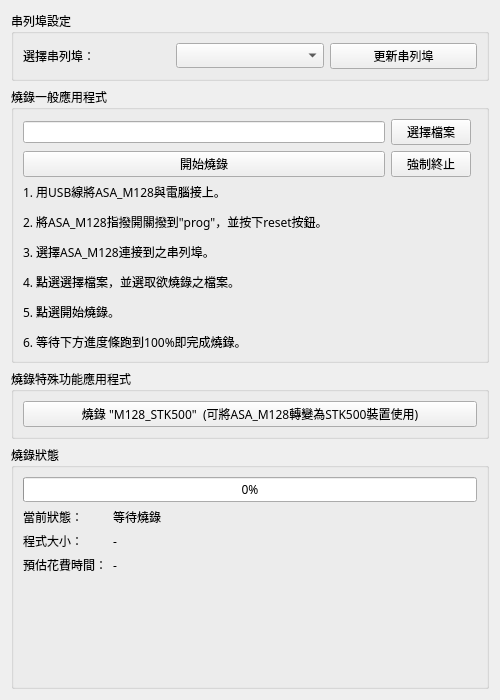
This is ui/widget_asa_loader.ui in mickey9910326/ASA_HMI_Data_Agent as Qt 5 draws it before an edit. The edited form follows.
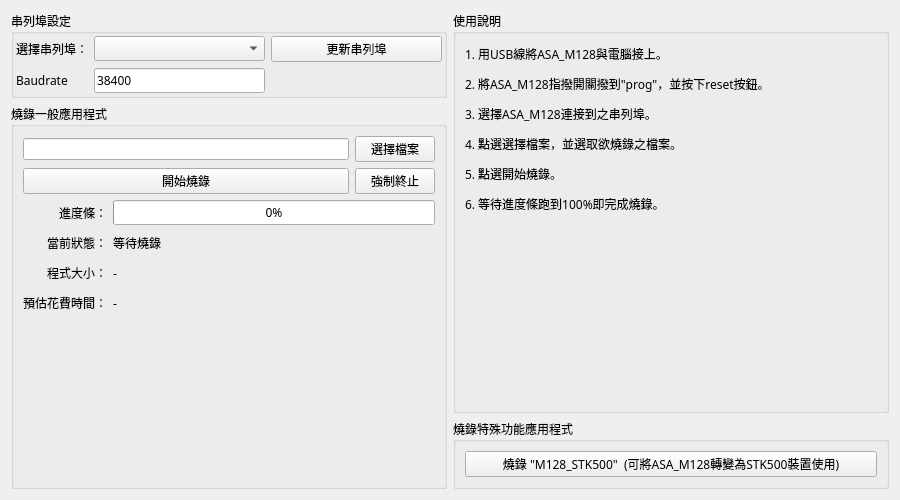
This is the edited form.

Commit message:
更新HMI UI及功能
 - 新增格式警告燈
 - 將發送陣列、結構、矩陣按鈕合併

The edit to the form file:
```diff
--- a/ui/widget_asa_loader.ui
+++ b/ui/widget_asa_loader.ui
@@ -6,8 +6,8 @@
    <rect>
     <x>0</x>
     <y>0</y>
-    <width>500</width>
-    <height>700</height>
+    <width>900</width>
+    <height>500</height>
    </rect>
   </property>
   <property name="font">
@@ -15,42 +15,133 @@
     <family>微軟正黑體</family>
    </font>
   </property>
+  <layout class="QHBoxLayout" name="horizontalLayout">
+   <item>
   <layout class="QVBoxLayout" name="verticalLayout_3">
    <item>
-    <widget class="QGroupBox" name="groupBox_serial">
+      <widget class="QGroupBox" name="groupBox_Serial">
+       <property name="enabled">
+        <bool>true</bool>
+       </property>
+       <property name="sizePolicy">
+        <sizepolicy hsizetype="Preferred" vsizetype="Minimum">
+         <horstretch>0</horstretch>
+         <verstretch>0</verstretch>
+        </sizepolicy>
+       </property>
+       <property name="minimumSize">
+        <size>
+         <width>0</width>
+         <height>0</height>
+        </size>
+       </property>
+       <property name="maximumSize">
+        <size>
+         <width>16777215</width>
+         <height>16777215</height>
+        </size>
+       </property>
      <property name="title">
       <string>串列埠設定</string>
      </property>
-     <layout class="QHBoxLayout" name="horizontalLayout_2">
-      <item>
-       <widget class="QLabel" name="label_selecSerialPort">
-        <property name="maximumSize">
-         <size>
-          <width>16777215</width>
-          <height>16777215</height>
-         </size>
-        </property>
-        <property name="baseSize">
-         <size>
-          <width>0</width>
-          <height>0</height>
-         </size>
+       <property name="alignment">
+        <set>Qt::AlignLeading|Qt::AlignLeft|Qt::AlignTop</set>
+       </property>
+       <layout class="QHBoxLayout" name="horizontalLayout_3">
+        <property name="leftMargin">
+         <number>2</number>
         </property>
-        <property name="text">
-         <string>選擇串列埠：</string>
+        <property name="topMargin">
+         <number>2</number>
         </property>
-       </widget>
-      </item>
+        <property name="rightMargin">
+         <number>2</number>
+        </property>
+        <property name="bottomMargin">
+         <number>2</number>
+        </property>
       <item>
-       <widget class="QComboBox" name="comboBox_selectPort"/>
-      </item>
-      <item>
+         <layout class="QGridLayout" name="gridLayout_3">
+          <item row="0" column="2">
        <widget class="QPushButton" name="pushButton_updatePortList">
         <property name="text">
          <string>更新串列埠</string>
         </property>
        </widget>
       </item>
+          <item row="1" column="1">
+           <widget class="QLineEdit" name="lineEdit_Baudrate">
+            <property name="text">
+             <string>38400</string>
+            </property>
+           </widget>
+          </item>
+          <item row="0" column="0">
+           <widget class="QLabel" name="label_selecSerialPort">
+            <property name="maximumSize">
+             <size>
+              <width>16777215</width>
+              <height>16777215</height>
+             </size>
+            </property>
+            <property name="baseSize">
+             <size>
+              <width>0</width>
+              <height>0</height>
+             </size>
+            </property>
+            <property name="text">
+             <string>選擇串列埠：</string>
+            </property>
+           </widget>
+          </item>
+          <item row="1" column="0">
+           <widget class="QLabel" name="s_labelBaudrte">
+            <property name="maximumSize">
+             <size>
+              <width>16777215</width>
+              <height>16777215</height>
+             </size>
+            </property>
+            <property name="baseSize">
+             <size>
+              <width>0</width>
+              <height>0</height>
+             </size>
+            </property>
+            <property name="text">
+             <string>Baudrate</string>
+            </property>
+            <property name="alignment">
+             <set>Qt::AlignLeading|Qt::AlignLeft|Qt::AlignVCenter</set>
+            </property>
+           </widget>
+          </item>
+          <item row="0" column="1">
+           <widget class="QComboBox" name="comboBox_selectPort">
+            <property name="sizePolicy">
+             <sizepolicy hsizetype="Expanding" vsizetype="Fixed">
+              <horstretch>0</horstretch>
+              <verstretch>0</verstretch>
+             </sizepolicy>
+            </property>
+           </widget>
+          </item>
+          <item row="1" column="2">
+           <spacer name="horizontalSpacer_2">
+            <property name="orientation">
+             <enum>Qt::Horizontal</enum>
+            </property>
+            <property name="sizeHint" stdset="0">
+             <size>
+              <width>40</width>
+              <height>20</height>
+             </size>
+            </property>
+           </spacer>
+          </item>
+         </layout>
+        </item>
      </layout>
     </widget>
    </item>
@@ -60,6 +151,20 @@
       <string>燒錄一般應用程式</string>
      </property>
      <layout class="QGridLayout" name="gridLayout">
+        <item row="1" column="1">
+         <widget class="QPushButton" name="pushButton_stopProg">
+          <property name="text">
+           <string>強制終止</string>
+          </property>
+         </widget>
+        </item>
+        <item row="1" column="0">
+         <widget class="QPushButton" name="pushButton_startProg">
+          <property name="text">
+           <string>開始燒錄</string>
+          </property>
+         </widget>
+        </item>
       <item row="0" column="1">
        <widget class="QPushButton" name="pushButton_selectFile">
         <property name="text">
@@ -76,111 +181,98 @@
         </property>
        </widget>
       </item>
-      <item row="2" column="0" colspan="3">
-       <widget class="QLabel" name="label_steps">
-        <property name="font">
-         <font>
-          <family>微軟正黑體</family>
-         </font>
-        </property>
-        <property name="text">
-         <string>&lt;html&gt;&lt;head/&gt;&lt;body&gt;&lt;p&gt;1. 用USB線將ASA_M128與電腦接上。&lt;/p&gt;&lt;p&gt;2. 將ASA_M128指撥開關撥到&amp;quot;prog&amp;quot;，並按下reset按鈕。&lt;/p&gt;&lt;p&gt;3. 選擇ASA_M128連接到之串列埠。&lt;/p&gt;&lt;p&gt;4. 點選選擇檔案，並選取欲燒錄之檔案。&lt;/p&gt;&lt;p&gt;5. 點選開始燒錄。&lt;/p&gt;&lt;p&gt;6. 等待下方進度條跑到100%即完成燒錄。&lt;/p&gt;&lt;/body&gt;&lt;/html&gt;</string>
-        </property>
-       </widget>
-      </item>
-      <item row="1" column="0">
-       <widget class="QPushButton" name="pushButton_startProg">
-        <property name="text">
-         <string>開始燒錄</string>
-        </property>
-       </widget>
-      </item>
-      <item row="1" column="1">
-       <widget class="QPushButton" name="pushButton_stopProg">
-        <property name="text">
-         <string>強制終止</string>
-        </property>
-       </widget>
-      </item>
-     </layout>
-    </widget>
-   </item>
-   <item>
-    <widget class="QGroupBox" name="groupBox_specialTools">
-     <property name="title">
-      <string>燒錄特殊功能應用程式</string>
-     </property>
-     <layout class="QVBoxLayout" name="verticalLayout">
-      <item>
-       <widget class="QPushButton" name="pushButton_progStk500">
-        <property name="text">
-         <string>燒錄 &quot;M128_STK500&quot;  (可將ASA_M128轉變為STK500裝置使用)</string>
-        </property>
-       </widget>
-      </item>
-     </layout>
-    </widget>
-   </item>
-   <item>
-    <widget class="QGroupBox" name="groupBox">
-     <property name="title">
-      <string>燒錄狀態</string>
-     </property>
-     <layout class="QVBoxLayout" name="verticalLayout_2">
-      <item>
-       <widget class="QProgressBar" name="progressBar">
-        <property name="value">
-         <number>0</number>
-        </property>
-       </widget>
-      </item>
-      <item>
-       <layout class="QFormLayout" name="formLayout">
+        <item row="2" column="0" colspan="2">
+         <layout class="QGridLayout" name="gridLayout_2">
         <item row="0" column="0">
+           <widget class="QLabel" name="label">
+            <property name="text">
+             <string>進度條：</string>
+            </property>
+            <property name="alignment">
+             <set>Qt::AlignRight|Qt::AlignTrailing|Qt::AlignVCenter</set>
+            </property>
+           </widget>
+          </item>
+          <item row="3" column="0">
+           <widget class="QLabel" name="label_etcTitle">
+            <property name="minimumSize">
+             <size>
+              <width>0</width>
+              <height>24</height>
+             </size>
+            </property>
+            <property name="text">
+             <string>預估花費時間：</string>
+            </property>
+           </widget>
+          </item>
+          <item row="1" column="0">
          <widget class="QLabel" name="label_statusTitle">
+            <property name="sizePolicy">
+             <sizepolicy hsizetype="Preferred" vsizetype="Preferred">
+              <horstretch>0</horstretch>
+              <verstretch>0</verstretch>
+             </sizepolicy>
+            </property>
+            <property name="minimumSize">
+             <size>
+              <width>0</width>
+              <height>24</height>
+             </size>
+            </property>
           <property name="text">
            <string>當前狀態：</string>
           </property>
-         </widget>
-        </item>
-        <item row="1" column="0">
+            <property name="alignment">
+             <set>Qt::AlignRight|Qt::AlignTrailing|Qt::AlignVCenter</set>
+            </property>
+           </widget>
+          </item>
+          <item row="3" column="1">
+           <widget class="QLabel" name="label_etcContent">
+            <property name="text">
+             <string>-</string>
+            </property>
+           </widget>
+          </item>
+          <item row="2" column="0">
          <widget class="QLabel" name="label_programSizeTitle">
+            <property name="minimumSize">
+             <size>
+              <width>0</width>
+              <height>24</height>
+             </size>
+            </property>
           <property name="text">
            <string>程式大小：</string>
           </property>
+            <property name="alignment">
+             <set>Qt::AlignRight|Qt::AlignTrailing|Qt::AlignVCenter</set>
+            </property>
          </widget>
         </item>
         <item row="1" column="1">
-         <widget class="QLabel" name="label_programSizeContent">
-          <property name="text">
-           <string>-</string>
-          </property>
-         </widget>
-        </item>
-        <item row="2" column="0">
-         <widget class="QLabel" name="label_etcTitle">
-          <property name="text">
-           <string>預估花費時間：</string>
-          </property>
-         </widget>
-        </item>
-        <item row="2" column="1">
-         <widget class="QLabel" name="label_etcContent">
-          <property name="text">
-           <string>-</string>
-          </property>
-         </widget>
-        </item>
-        <item row="0" column="1">
          <widget class="QLabel" name="label_statusContent">
           <property name="text">
            <string>等待燒錄</string>
           </property>
          </widget>
         </item>
-       </layout>
-      </item>
-      <item>
+          <item row="0" column="1">
+           <widget class="QProgressBar" name="progressBar">
+            <property name="value">
+             <number>0</number>
+            </property>
+           </widget>
+          </item>
+          <item row="2" column="1">
+           <widget class="QLabel" name="label_programSizeContent">
+            <property name="text">
+             <string>-</string>
+            </property>
+           </widget>
+          </item>
+          <item row="4" column="1">
        <spacer name="verticalSpacer">
         <property name="orientation">
          <enum>Qt::Vertical</enum>
@@ -194,7 +286,71 @@
        </spacer>
       </item>
      </layout>
-    </widget>
+        </item>
+       </layout>
+      </widget>
+     </item>
+    </layout>
+   </item>
+   <item>
+    <layout class="QVBoxLayout" name="verticalLayout_4">
+     <item>
+      <widget class="QGroupBox" name="groupBox">
+       <property name="title">
+        <string>使用說明</string>
+       </property>
+       <layout class="QVBoxLayout" name="verticalLayout_2">
+        <item>
+         <widget class="QLabel" name="label_steps">
+          <property name="sizePolicy">
+           <sizepolicy hsizetype="Expanding" vsizetype="Expanding">
+            <horstretch>0</horstretch>
+            <verstretch>0</verstretch>
+           </sizepolicy>
+          </property>
+          <property name="font">
+           <font>
+            <family>微軟正黑體</family>
+           </font>
+          </property>
+          <property name="text">
+           <string>&lt;html&gt;&lt;head/&gt;&lt;body&gt;&lt;p&gt;1. 用USB線將ASA_M128與電腦接上。&lt;/p&gt;&lt;p&gt;2. 將ASA_M128指撥開關撥到&amp;quot;prog&amp;quot;，並按下reset按鈕。&lt;/p&gt;&lt;p&gt;3. 選擇ASA_M128連接到之串列埠。&lt;/p&gt;&lt;p&gt;4. 點選選擇檔案，並選取欲燒錄之檔案。&lt;/p&gt;&lt;p&gt;5. 點選開始燒錄。&lt;/p&gt;&lt;p&gt;6. 等待進度條跑到100%即完成燒錄。&lt;/p&gt;&lt;/body&gt;&lt;/html&gt;</string>
+          </property>
+         </widget>
+        </item>
+        <item>
+         <spacer name="verticalSpacer_2">
+          <property name="orientation">
+           <enum>Qt::Vertical</enum>
+          </property>
+          <property name="sizeHint" stdset="0">
+           <size>
+            <width>20</width>
+            <height>185</height>
+           </size>
+          </property>
+         </spacer>
+        </item>
+       </layout>
+      </widget>
+     </item>
+     <item>
+      <widget class="QGroupBox" name="groupBox_specialTools">
+       <property name="title">
+        <string>燒錄特殊功能應用程式</string>
+       </property>
+       <layout class="QVBoxLayout" name="verticalLayout">
+        <item>
+         <widget class="QPushButton" name="pushButton_progStk500">
+          <property name="text">
+           <string>燒錄 &quot;M128_STK500&quot;  (可將ASA_M128轉變為STK500裝置使用)</string>
+          </property>
+         </widget>
+        </item>
+       </layout>
+      </widget>
+     </item>
+    </layout>
    </item>
   </layout>
  </widget>
```
Lines whose indentation alone changed are shown as unchanged. The commit also changes 43 other files.
